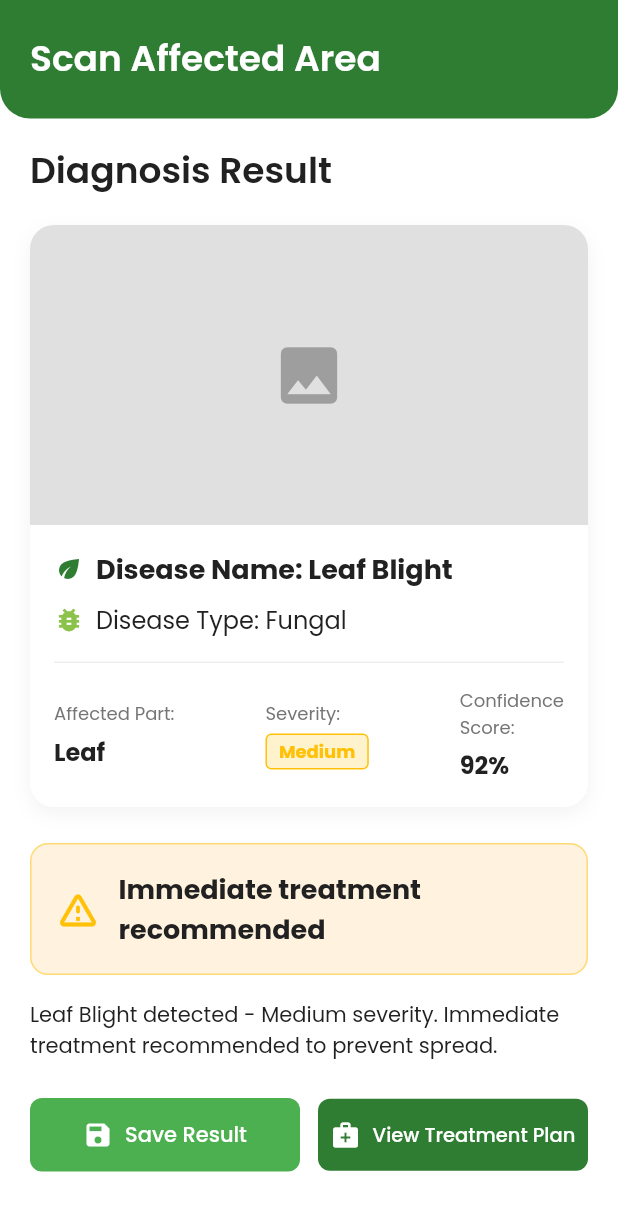
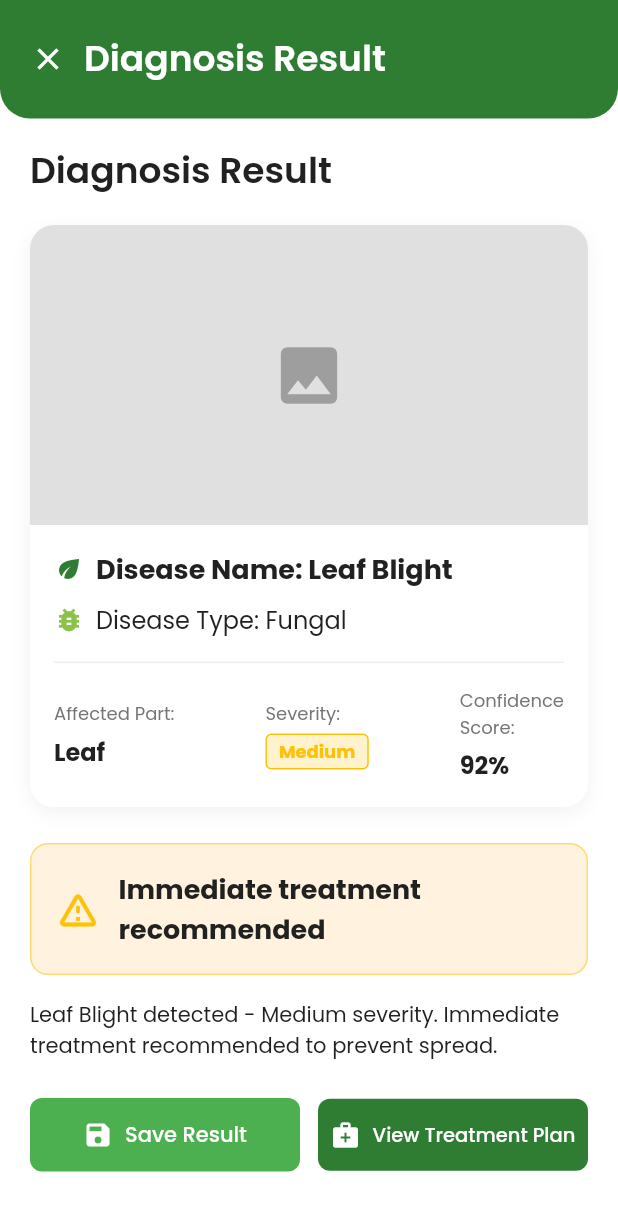
Before and after one commit to sakshithorat05/cropsecure_app, a Flutter app: the DiagnosisResultScreen screen opened directly, on a phone screen of 412 x 824 dp. Shown: the top 1211 px of the screen. Run offline on Flutter 3.47's test engine with Material 3 defaults, Android fonts, the phone set to English and light mode, and no system bars; our stand-ins replace camera, cloud_firestore, firebase_core, flutter_riverpod, get_it, go_router and 2 more; accounts and stored records are empty.

Commit message:
background added

```diff
--- a/lib/screens/auth/otp_screen.dart
+++ b/lib/screens/auth/otp_screen.dart
@@ -66,6 +66,7 @@ class _OTPScreenState extends ConsumerState<OTPScreen> {
   @override
   Widget build(BuildContext context) {
     return Scaffold(
+      backgroundColor: Colors.transparent,
       body: SafeArea(
         child: Padding(
           padding: const EdgeInsets.all(16),
--- a/lib/screens/auth/signup_screen.dart
+++ b/lib/screens/auth/signup_screen.dart
@@ -12,6 +12,7 @@ class SignUpScreen extends StatelessWidget {
   @override
   Widget build(BuildContext context) {
     return Scaffold(
+      backgroundColor: Colors.transparent,
       body: SafeArea(
         child: Padding(
           padding: const EdgeInsets.all(16),
--- a/lib/screens/scan/diagnosis_result_screen.dart
+++ b/lib/screens/scan/diagnosis_result_screen.dart
@@ -30,7 +30,18 @@ class DiagnosisResultScreen extends StatelessWidget {
                 bottomRight: Radius.circular(20),
               ),
             ),
-            child: Text('Scan Affected Area', style: AppTextStyles.displayMedium.copyWith(color: AppColors.white)),
+            child: Row(
+              children: [
+                IconButton(
+                  onPressed: () => context.go('/home'),
+                  icon: const Icon(Icons.close, color: Colors.white),
+                  padding: EdgeInsets.zero,
+                  constraints: const BoxConstraints(),
+                ),
+                const SizedBox(width: 12),
+                Text('Diagnosis Result', style: AppTextStyles.displayMedium.copyWith(color: AppColors.white, fontSize: 24)),
+              ],
+            ),
           ),
 
           Expanded(
--- a/lib/screens/treatment/disease_details_screen.dart
+++ b/lib/screens/treatment/disease_details_screen.dart
@@ -42,9 +42,9 @@ class _DiseaseDetailsScreenState extends State<DiseaseDetailsScreen> {
     final data = widget.data;
 
     return Scaffold(
-      backgroundColor: AppColors.white,
+      backgroundColor: Colors.transparent,
       appBar: AppBar(
-        backgroundColor: AppColors.white,
+        backgroundColor: Colors.transparent,
         elevation: 0,
         leading: IconButton(
           icon: const Icon(Icons.arrow_back_ios, color: AppColors.primaryGreen),
```
Also changed, not shown: lib/screens/dashboard/dashboard_screen.dart (+1 -6 lines).
